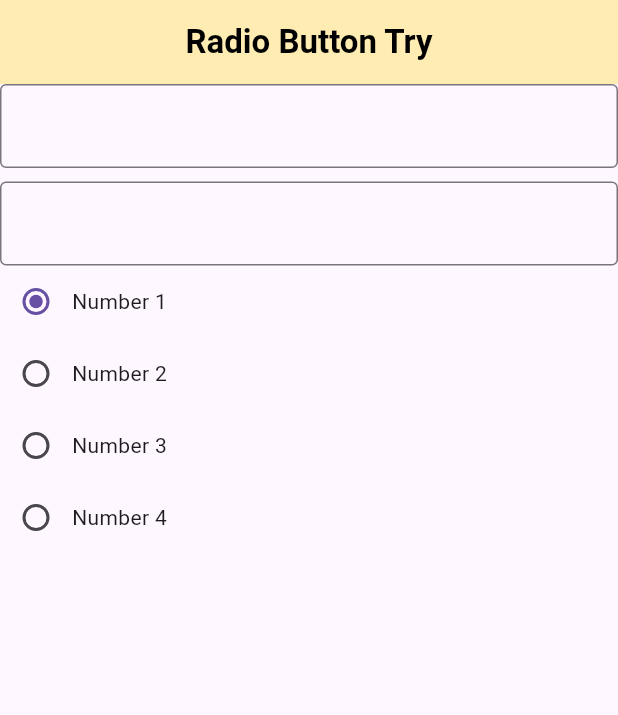
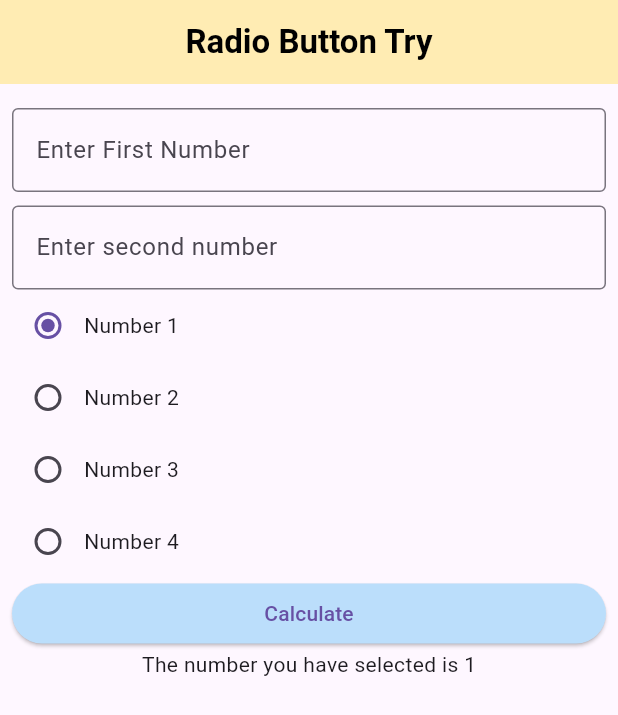
Before and after one commit to adarshrwl/flutter_class_work, a Flutter app: the screen it shows after launch, on a phone screen of 412 x 824 dp. Shown: the top 715 px of the screen. Run offline on Flutter 3.47's test engine with Material 3 defaults, Android fonts, the phone set to English and light mode, and no system bars.

Commit message:
made radio buton responsive

```diff
--- a/lib/screen/radio_button_learn.dart
+++ b/lib/screen/radio_button_learn.dart
@@ -1,4 +1,5 @@
 import 'package:flutter/material.dart';
+import 'package:flutter/widgets.dart';
 
 class RadioButtonTry extends StatefulWidget {
   const RadioButtonTry({super.key});
@@ -8,7 +9,7 @@ class RadioButtonTry extends StatefulWidget {
 }
 
 class _RadioButtonTryState extends State<RadioButtonTry> {
-  int value = 0;
+  int _value = 1;
   @override
   Widget build(BuildContext context) {
     return Scaffold(
@@ -21,27 +22,40 @@ class _RadioButtonTryState extends State<RadioButtonTry> {
         elevation: 0,
         centerTitle: true,
       ),
-      body: Column(
+      body: Padding(
+        padding: const EdgeInsets.all(8),
+        child: Column(
           children: [
+            const SizedBox(
+              height: 8,
+            ),
             TextFormField(
-            decoration: const InputDecoration(border: OutlineInputBorder()),
-            keyboardType: TextInputType.number,
-
+              decoration: const InputDecoration(
+                  labelText: "Enter First Number",
+                  border: OutlineInputBorder(),
+                  focusedBorder: OutlineInputBorder(
+                      borderSide: BorderSide(color: Colors.red))),
             ),
             const SizedBox(
               height: 9,
             ),
             TextFormField(
-            decoration: const InputDecoration(border: OutlineInputBorder()),
+              decoration: const InputDecoration(
+                  border: OutlineInputBorder(),
+                  labelText: "Enter second number",
+                  focusedBorder: OutlineInputBorder(
+                      borderSide: BorderSide(color: Colors.red))),
               keyboardType: TextInputType.number,
             ),
             Row(
               children: [
                 Radio(
                     value: 1,
-                  groupValue: 1,
+                    groupValue: _value,
                     onChanged: (value) {
-                    value = value;
+                      setState(() {
+                        _value = value!;
+                      });
                     }),
                 const Text("Number 1")
               ],
@@ -50,9 +64,11 @@ class _RadioButtonTryState extends State<RadioButtonTry> {
               children: [
                 Radio(
                     value: 2,
-                  groupValue: 1,
+                    groupValue: _value,
                     onChanged: (value) {
-                    value = value;
+                      setState(() {
+                        _value = value!;
+                      });
                     }),
                 const Text("Number 2")
               ],
@@ -61,9 +77,11 @@ class _RadioButtonTryState extends State<RadioButtonTry> {
               children: [
                 Radio(
                     value: 3,
-                  groupValue: 1,
+                    groupValue: _value,
                     onChanged: (value) {
-                    value = value;
+                      setState(() {
+                        _value = value!;
+                      });
                     }),
                 const Text("Number 3")
               ],
@@ -72,14 +90,28 @@ class _RadioButtonTryState extends State<RadioButtonTry> {
               children: [
                 Radio(
                     value: 4,
-                  groupValue: 1,
+                    groupValue: _value,
                     onChanged: (value) {
-                    value = value;
+                      setState(() {
+                        _value = value!;
+                      });
                     }),
-              const Text("Number 4")
+                const Text("Number 4"),
               ],
+            ),
+            SizedBox(
+              width: double.infinity,
+              child: ElevatedButton(
+                  onPressed: () {},
+                  style: ElevatedButton.styleFrom(
+                      backgroundColor: Colors.blue[100]),
+                  child: const Text("Calculate")),
+            ),
+            Text(
+              "The number you have selected is $_value",
             )
           ],
+        ),
       ),
     );
   }
```
Lines whose indentation alone changed are shown as unchanged.
